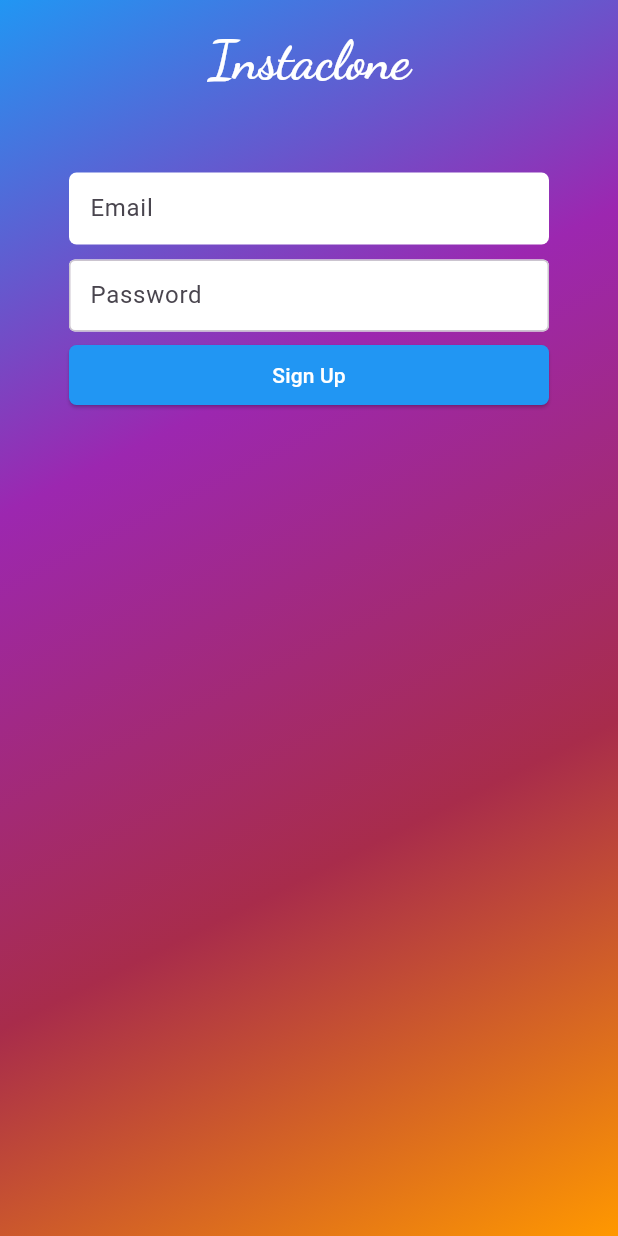
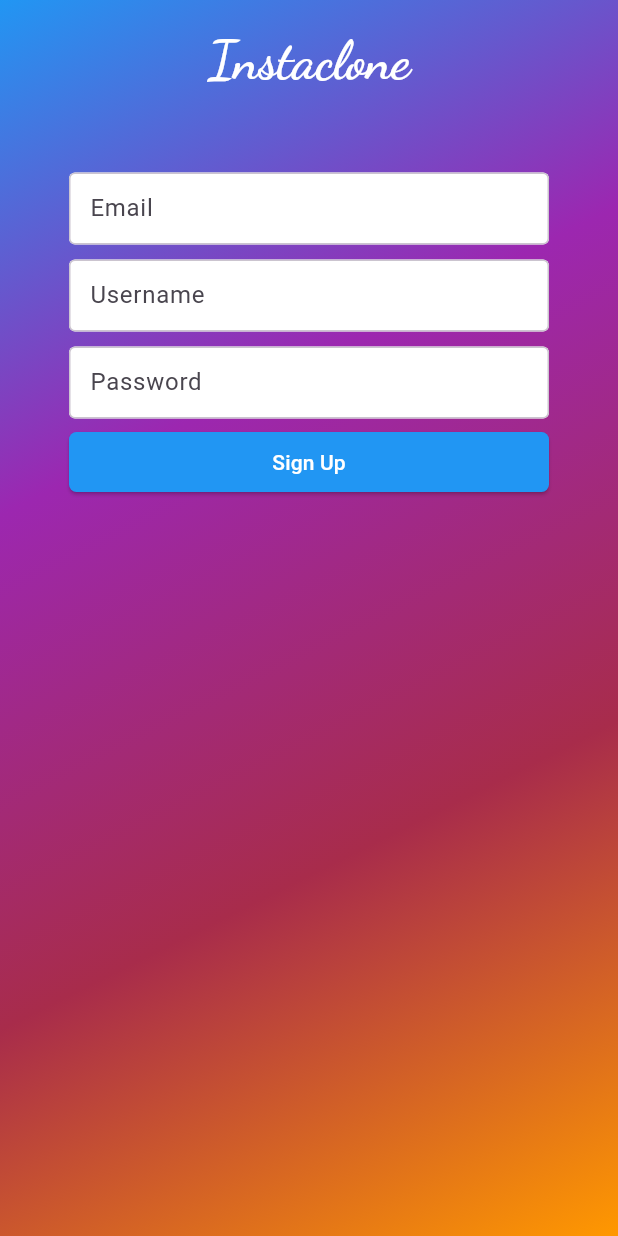
Before and after one commit to jonathan-byun/Flutter-insta-clone, a Flutter app: the screen it shows after launch, after a tap on "Sign Up", on a phone screen of 412 x 824 dp. Run offline on Flutter 3.47's test engine with Material 2 defaults, Android fonts, the phone set to English and light mode, and no system bars; our stand-ins replace cloud_firestore, firebase_auth, firebase_core, firebase_storage, font_awesome_flutter, google_fonts and 2 more; accounts and stored records are empty.

Commit message:
added user modeling and connection state checks

```diff
--- a/lib/email_and_pass.dart
+++ b/lib/email_and_pass.dart
@@ -60,11 +60,14 @@ class EmailField extends StatelessWidget {
   }
 }
 
-class PasswordField extends StatelessWidget {
+class TextInputField extends StatelessWidget {
   final TextEditingController textEditingController;
   final String? error;
-  const PasswordField(
-      {super.key, required this.textEditingController, this.error});
+  final bool isPassword;
+  final String hintText;
+  final TextInputType keyboardType;
+  const TextInputField(
+      {super.key, required this.textEditingController, this.error, required this.isPassword, required this.hintText, required this.keyboardType});
 
   @override
   Widget build(BuildContext context) {
@@ -74,10 +77,10 @@ class PasswordField extends StatelessWidget {
       margin: EdgeInsets.symmetric(vertical: 5),
       child: TextFormField(
         controller: textEditingController,
-        obscureText: true,
-        keyboardType: TextInputType.text,
+        obscureText: isPassword,
+        keyboardType: keyboardType,
         decoration: InputDecoration(
-            hintText: 'Password',
+            hintText: hintText,
             filled: true,
             fillColor: Colors.white,
             errorText: error,
--- a/lib/main.dart
+++ b/lib/main.dart
@@ -60,11 +60,22 @@ class _MyAppState extends State<MyApp> {
       home: StreamBuilder<User?>(
         stream: FirebaseAuth.instance.authStateChanges(),
         builder: (context, snapshot) {
+          if (snapshot.connectionState == ConnectionState.active) {
+            if (snapshot.hasError) {
+            return Center(child: Text('${snapshot.error}'),);
+          }
           if (snapshot.hasData) {
             return MyHomePage(title: 'Home Page');
-          } else {
-            return LoginPage();
           }
+          }
+          if (snapshot.connectionState == ConnectionState.waiting) {
+            return Center(
+              child: CircularProgressIndicator(
+                color: Colors.white,
+              ),
+            );
+          }
+          return LoginPage();
         },
       ),
     );
@@ -161,13 +172,13 @@ class _LoginFormState extends State<LoginForm> {
             children: [
               const Logintext(),
               FillerSpace(height: 30),
-              EmailField(
-                textEditingController: _userEmailController,
-                error: emailError,
-              ),
-              PasswordField(
+              TextInputField(textEditingController: _userEmailController, isPassword: false, hintText: 'Email', keyboardType: TextInputType.emailAddress),
+              TextInputField(
                 textEditingController: _userPasswordController,
                 error: passwordError,
+                isPassword: true,
+                hintText: 'Password',
+                keyboardType: TextInputType.text,
               ),
               ForgotPasswordButton(),
               FillerSpace(height: 20),
--- /dev/null
+++ b/lib/models/user.dart
@@ -0,0 +1,24 @@
+class ModelUser {
+  final String email;
+  final String uid;
+  final String username;
+  final List followers;
+  final List following;
+
+
+  const ModelUser({
+    required this.email,
+    required this.uid,
+    required this.followers,
+    required this.following,
+    required this.username
+  });
+
+  Map<String, dynamic> toJson()=> {
+    "email": email,
+    "uid": uid,
+    "followers": followers,
+    "following": following,
+    "username": username
+  };
+}
--- a/lib/resources/auth.dart
+++ b/lib/resources/auth.dart
@@ -1,5 +1,7 @@
 import 'package:firebase_auth/firebase_auth.dart';
 import 'package:cloud_firestore/cloud_firestore.dart';
+import 'package:flutter_1/models/user.dart';
+
 
 class AuthService {
   final FirebaseAuth _auth = FirebaseAuth.instance;
@@ -24,16 +26,14 @@ class AuthService {
   Future<String?> createUserWithEmailAndPassword({
     required String email,
     required String password,
+    required String username
   }) async {
     String res = 'Error occured';
+
     try {
       UserCredential cred = await _auth.createUserWithEmailAndPassword(email: email, password: password);
-        await _firestore.collection('users').doc(cred.user!.uid).set({
-          'uid': cred.user!.uid,
-          'email': email,
-          'followers': [],
-          'following': []
-        });
+      ModelUser user = ModelUser(email: email, uid: cred.user!.uid, followers: [], following: [], username: username);
+        await _firestore.collection('users').doc(cred.user!.uid).set(user.toJson());
         res = 'Success';
     } on FirebaseAuthException catch (e) {
       res = e.message.toString();
--- a/lib/signup.dart
+++ b/lib/signup.dart
@@ -1,4 +1,5 @@
 import 'package:flutter/material.dart';
+import 'package:flutter/services.dart';
 import 'package:flutter_1/resources/auth.dart';
 import 'package:flutter_1/email_and_pass.dart';
 import 'text_and_space.dart';
@@ -35,6 +36,7 @@ class _SignUpFormState extends State<SignUpForm> {
   final _signUpKey = GlobalKey<FormState>();
   TextEditingController _emailController = TextEditingController();
   TextEditingController _passwordController = TextEditingController();
+  TextEditingController _usernameController = TextEditingController();
   String? emailError;
   String? passwordError;
 
@@ -58,6 +60,7 @@ class _SignUpFormState extends State<SignUpForm> {
     String? errorMessage = await AuthService().createUserWithEmailAndPassword(
       email: _emailController.text,
       password: _passwordController.text,
+      username: _usernameController.text
     );
     if (errorMessage != null) {
       handleError(errorMessage.toString());
@@ -68,6 +71,7 @@ class _SignUpFormState extends State<SignUpForm> {
   void dispose() {
     _emailController.dispose();
     _passwordController.dispose();
+    _usernameController.dispose();
     super.dispose();
   }
 
@@ -82,13 +86,20 @@ class _SignUpFormState extends State<SignUpForm> {
             children: [
               const Logintext(),
               const FillerSpace(height: 30),
-              EmailField(
+              TextInputField(
                 textEditingController: _emailController,
+                isPassword: false,
+                hintText: 'Email',
+                keyboardType: TextInputType.emailAddress,
                 error: emailError,
               ),
-              PasswordField(
+              TextInputField(textEditingController: _usernameController, isPassword: false, hintText: 'Username', keyboardType: TextInputType.text),
+              TextInputField(
                 textEditingController: _passwordController,
                 error: passwordError,
+                isPassword: true,
+                hintText: 'Password',
+                keyboardType: TextInputType.text,
               ),
               FormSubmitButton(
                   formKey: _signUpKey, text: 'Sign Up', callback: registerUser)
```
